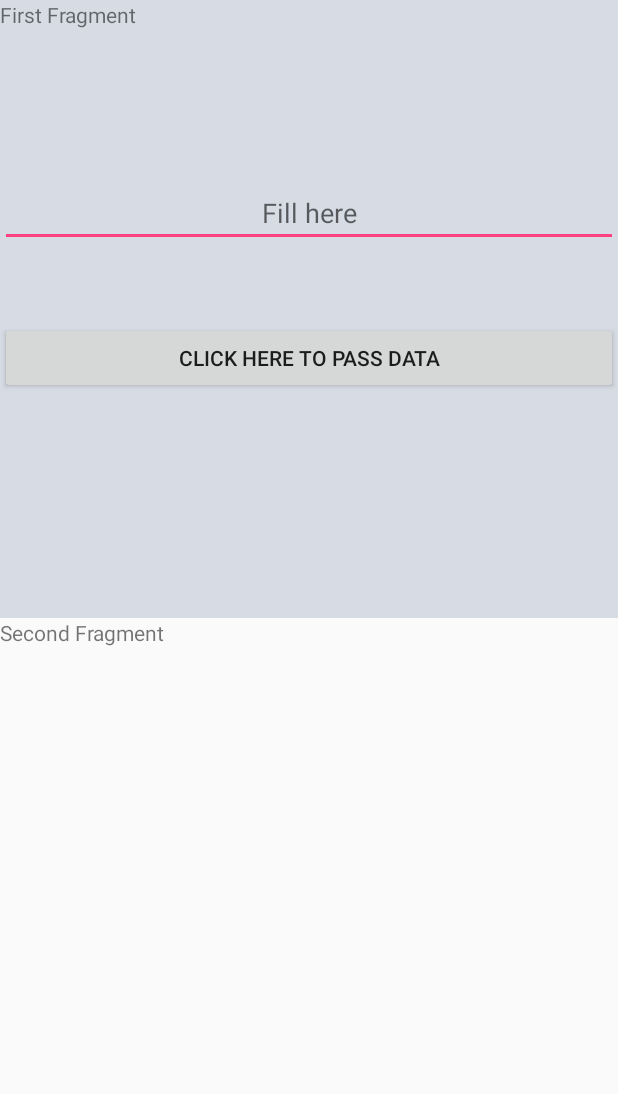
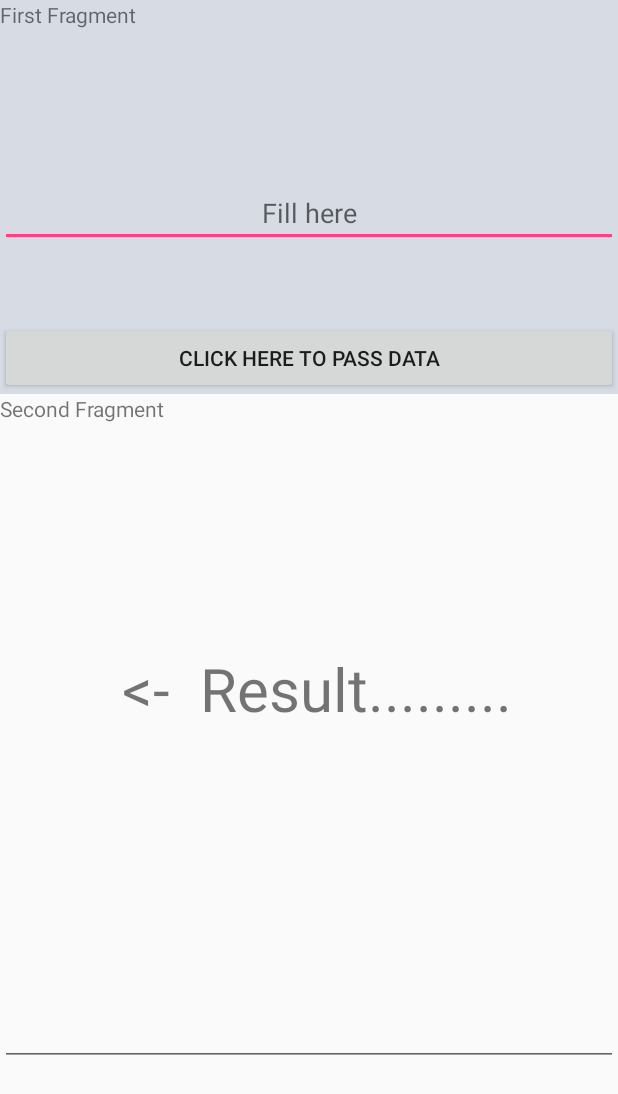
Before and after one commit to mohitlivetech2016/CommunicationProject, an Android app: the screen it shows after launch (PassDataInFragmentUsingActivity), after a tap on "CLICK HERE TO PASS DATA", on a phone screen of 412 x 824 dp. Shown: the top 1094 px of the screen. Run offline under Robolectric (Android 15) with nearby library versions, the phone set to English and light mode, and no system bars.

Commit message:
25 Nov 16 5:26 Final Commit

```diff
--- a/app/src/main/java/com/app/communicationproject/activities/activities/PassDataInFragmentUsingActivity.java
+++ b/app/src/main/java/com/app/communicationproject/activities/activities/PassDataInFragmentUsingActivity.java
@@ -1,15 +1,20 @@
 package com.app.communicationproject.activities.activities;
 
+import android.app.Activity;
 import android.net.Uri;
 import android.os.Bundle;
+import android.support.annotation.Nullable;
 import android.support.design.widget.FloatingActionButton;
 import android.support.design.widget.Snackbar;
 import android.support.v4.app.Fragment;
+import android.support.v4.app.FragmentActivity;
 import android.support.v4.app.FragmentManager;
 import android.support.v7.app.AppCompatActivity;
 
 import android.support.v7.widget.Toolbar;
+import android.view.LayoutInflater;
 import android.view.View;
+import android.view.ViewGroup;
 
 import com.app.communicationproject.R;
 import com.app.communicationproject.activities.fragments.FragmentFirst;
@@ -17,23 +22,22 @@ import com.app.communicationproject.activities.fragments.FragmentSecond;
 import com.app.communicationproject.activities.listner.OnFragmentInteractionListener;
 import com.app.communicationproject.activities.listner.OnSetNameListner;
 
-public class PassDataInFragmentUsingActivity extends AppCompatActivity implements OnSetNameListner {
-    Bundle bundle = new Bundle();
+public class PassDataInFragmentUsingActivity extends FragmentActivity implements FragmentFirst.OnSetNameListner1 {
+
+
     @Override
-    protected void onCreate(Bundle savedInstanceState) {
+    public void searchName(String origin, String destination) {
+
+       FragmentSecond fragmentSecond = (FragmentSecond) getSupportFragmentManager().findFragmentById(R.id.id_Fragment2);
+
+        String result=" "+ origin + " <-  " + destination + "... " ;
+        fragmentSecond.displayName(result);
+    }
+
+    @Override
+    protected void onCreate( Bundle savedInstanceState) {
         super.onCreate(savedInstanceState);
         setContentView(R.layout.activity_pass_data_in_fragment_using);
 
     }
-
-    @Override
-    public void setName(String name) {
-
-
-
-
-    }
-
-
-
 }
--- a/app/src/main/java/com/app/communicationproject/activities/fragments/FragmentFirst.java
+++ b/app/src/main/java/com/app/communicationproject/activities/fragments/FragmentFirst.java
@@ -5,6 +5,7 @@ import android.content.Context;
 import android.net.Uri;
 import android.os.Bundle;
 import android.os.PersistableBundle;
+import android.support.annotation.Nullable;
 import android.text.Layout;
 import android.util.AttributeSet;
 import android.view.LayoutInflater;
@@ -25,11 +26,50 @@ import java.util.zip.Inflater;
 
 public class FragmentFirst extends BaseFragments {
 //FF -> First Fragment
-    EditText mEtFFGetData;
-    Button mBtnFFSubmit;
-    OnSetNameListner onSetNameListner;
-    //OnSetNameListner1 onSetNameListner1;
-    public View onCreateView(LayoutInflater inflater, ViewGroup container,Bundle saveInstanceState)
+
+    OnSetNameListner1 onSetNameListner1;
+
+                    // allow communicate with parent
+    public interface OnSetNameListner1 {
+
+        public void searchName(String origin,String destination);
+
+
+    }
+
+    @Override
+    public void onAttach(Activity activity) {
+        super.onAttach(activity);
+        this.onSetNameListner1=(OnSetNameListner1)activity;
+    }
+
+    public View onCreateView(LayoutInflater inflater, ViewGroup container, Bundle savedInstanceState)
+    {
+        return inflater.inflate(R.layout.first_fragment,container,false);
+
+    }
+
+    @Override
+    public void onActivityCreated(Bundle savedInstanceState) {
+        super.onActivityCreated(savedInstanceState);
+        final EditText mEtFFGetData;
+        final Button mBtnFFSubmit;
+
+        mBtnFFSubmit=(Button)getActivity().findViewById(R.id.id_Btn_FF_Submit);
+        mEtFFGetData =(EditText)getActivity().findViewById(R.id.id_Et_FF_Passdata);
+
+        mBtnFFSubmit.setOnClickListener(new View.OnClickListener() {
+            @Override
+            public void onClick(View view) {
+
+                onSetNameListner1.searchName(mEtFFGetData.getText().toString(),"Result......");
+
+
+            }
+        });
+    }
+//OnSetNameListner1 onSetNameListner1;
+   /* public View onCreateView(LayoutInflater inflater, ViewGroup container,Bundle saveInstanceState)
     {
         View view;
 
@@ -62,7 +102,7 @@ public class FragmentFirst extends BaseFragments {
         throw new ClassCastException(".............method not implemented............");
         }
 
-    }
+    }*/
 
    /* public interface OnSetNameListner1 {
 
--- a/app/src/main/java/com/app/communicationproject/activities/fragments/FragmentSecond.java
+++ b/app/src/main/java/com/app/communicationproject/activities/fragments/FragmentSecond.java
@@ -5,6 +5,7 @@ import android.os.Bundle;
 import android.view.LayoutInflater;
 import android.view.View;
 import android.view.ViewGroup;
+import android.widget.EditText;
 import android.widget.TextView;
 
 import com.app.communicationproject.R;
@@ -17,9 +18,28 @@ import com.app.communicationproject.activities.listner.OnSetNameListner;
 
 public class FragmentSecond extends BaseFragments {
 
-    private TextView mTvShow;
+
     OnSetNameListner mval;
-    public View onCreateView(LayoutInflater inflater, ViewGroup container, Bundle saveInstanceState)
+
+    public View onCreateView(LayoutInflater inflater, ViewGroup container, Bundle savedInstanceState)
+    {
+        return inflater.inflate(R.layout.second_fragment,container,false);
+
+    }
+
+        public void displayName(String result)
+        {
+            TextView mTvShow;
+            EditText mEtShow;
+
+            mTvShow=(TextView)getActivity().findViewById(R.id.id_Tv_SF_showData);
+            mEtShow=(EditText)getActivity().findViewById(R.id.id_Et_SF_showData);
+            mTvShow.setText(result);
+
+        }
+
+
+    /*public View onCreateView(LayoutInflater inflater, ViewGroup container, Bundle saveInstanceState)
     {
         View v;
 
@@ -27,18 +47,22 @@ public class FragmentSecond extends BaseFragments {
 
         mTvShow=(TextView)v.findViewById(R.id.id_Tv_SF_showData);
 
-        /*Bundle intent = getArguments();
+        String getArgument = getArguments().getString("value");
+        mTvShow.setText(getArgument);
+        System.out.print(getArgument);
+        // String value = getArguments().getString("Val");
+        *//*Bundle intent = getArguments();
         String message = intent.toString("message");
-        System.out.print(saveInstanceState);*/
+        System.out.print(saveInstanceState);*//*
       //  mTvShow.setText(name);
         return v;
     }
 
-    public void setName(String name)
-    {
-        mTvShow.setText(name);
-    }
+    @Override
+    public void onResume() {
+        super.onResume();
 
+      //  String value = getArguments().getString("Val");
 
-
+    }*/
 }
--- a/app/src/main/java/com/app/communicationproject/activities/listner/OnSetNameListner.java
+++ b/app/src/main/java/com/app/communicationproject/activities/listner/OnSetNameListner.java
@@ -6,7 +6,7 @@ package com.app.communicationproject.activities.listner;
 
 public interface OnSetNameListner {
 
-        public void setName(String name);
+        public void setName(String origin,String destination);
 
 
     }
--- a/app/src/main/res/layout/activity_pass_data_in_fragment_using.xml
+++ b/app/src/main/res/layout/activity_pass_data_in_fragment_using.xml
@@ -1,4 +1,9 @@
 <?xml version="1.0" encoding="utf-8"?>
+
+<ScrollView android:layout_height="match_parent"
+    xmlns:android="http://schemas.android.com/apk/res/android"
+    android:layout_width="match_parent">
+
 <LinearLayout
     xmlns:android="http://schemas.android.com/apk/res/android"
     xmlns:tools="http://schemas.android.com/tools"
@@ -29,3 +34,5 @@
     </fragment>
 
     </LinearLayout>
+
+    </ScrollView>
--- a/app/src/main/res/layout/second_fragment.xml
+++ b/app/src/main/res/layout/second_fragment.xml
@@ -22,5 +22,15 @@
         android:textSize="40sp"
         android:id="@+id/id_Tv_SF_showData"
         />
+    <EditText
+        android:layout_width="match_parent"
+        android:layout_height="wrap_content"
+        android:gravity="center"
+        android:layout_marginTop="150sp"
+        android:textSize="40sp"
+        android:id="@+id/id_Et_SF_showData"
+
+
+        />
 
     </LinearLayout>
```
